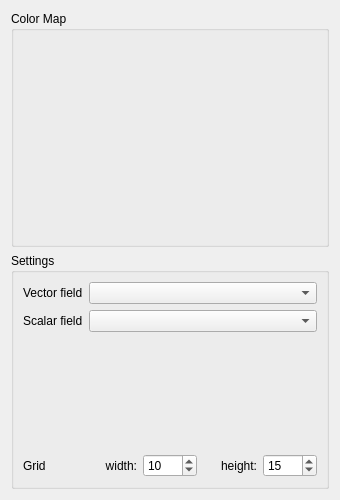
First picture: the form in smoke/view/glyphstab.ui, repository bvanloon/Scientific-Visualization, before the edit.
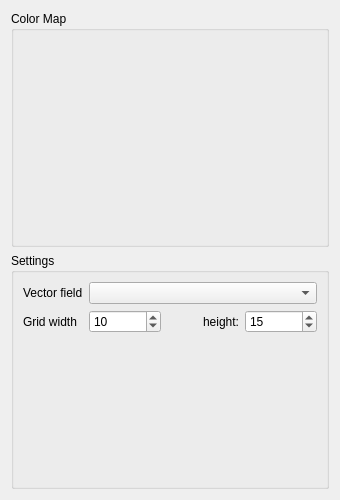
Second picture: the form after the edit. Custom widgets are drawn as their Qt base class.

Diff of the .ui file:
```diff
--- a/smoke/view/glyphstab.ui
+++ b/smoke/view/glyphstab.ui
@@ -47,43 +47,21 @@
           </property>
          </widget>
         </item>
-        <item row="1" column="0">
-         <widget class="QLabel" name="scalarFieldLabel">
-          <property name="text">
-           <string>Scalar field</string>
-          </property>
-         </widget>
-        </item>
         <item row="0" column="1">
          <widget class="QComboBox" name="vectorFieldComboBox"/>
         </item>
-        <item row="1" column="1">
-         <widget class="QComboBox" name="scalarFieldComboBox"/>
-        </item>
-       </layout>
-      </item>
-      <item>
-       <layout class="QHBoxLayout" name="horizontalLayout">
-        <item>
+        <item row="1" column="0">
          <widget class="QLabel" name="gridLabel">
           <property name="text">
-           <string>Grid</string>
+           <string>Grid width</string>
           </property>
           <property name="alignment">
            <set>Qt::AlignLeading|Qt::AlignLeft|Qt::AlignVCenter</set>
           </property>
          </widget>
         </item>
-        <item>
-         <widget class="QLabel" name="gridWidthLabel">
-          <property name="text">
-           <string>width:</string>
-          </property>
-          <property name="alignment">
-           <set>Qt::AlignRight|Qt::AlignTrailing|Qt::AlignVCenter</set>
-          </property>
-         </widget>
-        </item>
+        <item row="1" column="1">
+         <layout class="QHBoxLayout" name="horizontalLayout_2">
         <item>
          <widget class="QSpinBox" name="gridWidthSpinBox">
           <property name="keyboardTracking">
@@ -130,6 +108,11 @@
          </widget>
         </item>
        </layout>
+        </item>
+       </layout>
+      </item>
+      <item>
+       <layout class="QHBoxLayout" name="horizontalLayout"/>
       </item>
      </layout>
     </widget>
```
Lines whose indentation alone changed are shown as unchanged.
